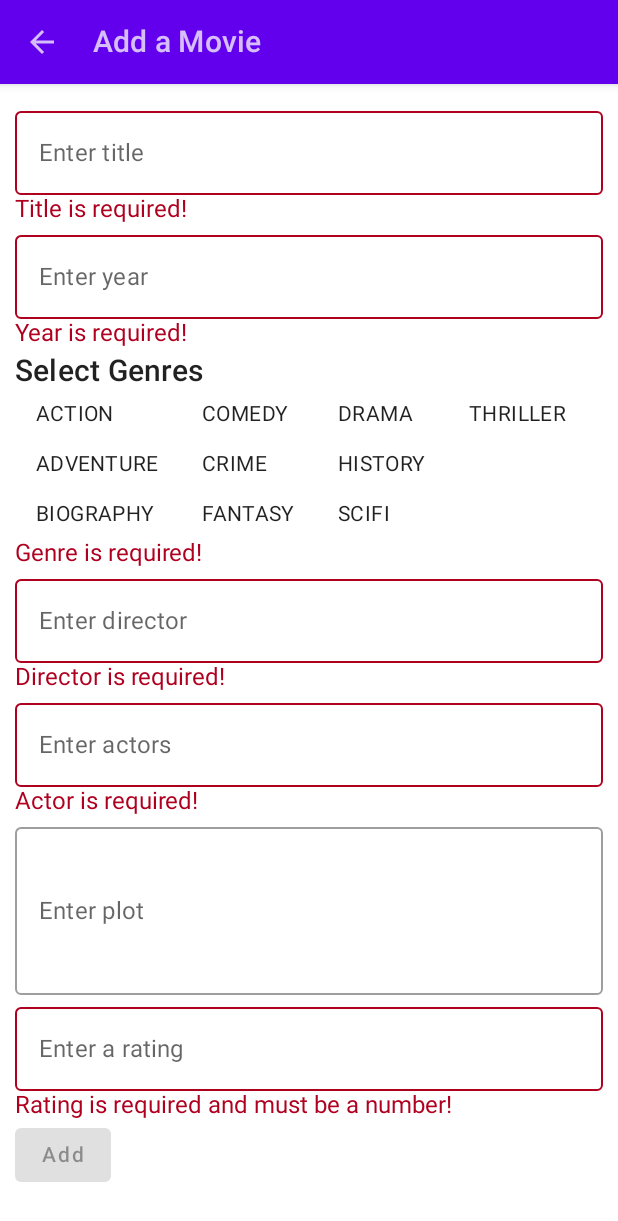
After one commit to 05DNZL20/MovieApp, an Android app built with Jetpack Compose: the AddMovieScreen screen opened through its navigation route, on a phone screen of 412 x 824 dp. The commit adds this screen. Shown: the top 1221 px of the screen. Run offline under Robolectric (Android 15) with nearby library versions, the phone set to English and light mode, and no system bars; pictures from the network do not load.

Commit message:
LD_4 Task 2 but without the perfect output for the Genres

```diff
--- /dev/null
+++ b/app/src/main/java/com/example/movieapp/models/Genre.kt
@@ -0,0 +1,14 @@
+package com.example.movieapp.models
+
+enum class Genre{
+    ACTION,
+    ADVENTURE,
+    BIOGRAPHY,
+    COMEDY,
+    CRIME,
+    FANTASY,
+    DRAMA,
+    HISTORY,
+    SCIFI,
+    THRILLER
+}
--- /dev/null
+++ b/app/src/main/java/com/example/movieapp/models/ListItemSelectable.kt
@@ -0,0 +1,6 @@
+package com.example.movieapp.models
+
+data class ListItemSelectable(
+    val title: String,
+    val isSelected: Boolean
+) :java.io.Serializable
--- a/app/src/main/java/com/example/movieapp/models/MoviesViewModel.kt
+++ b/app/src/main/java/com/example/movieapp/models/MoviesViewModel.kt
@@ -22,4 +22,16 @@ class MoviesViewModel : ViewModel() {
             _movie.isFavorite = !_movie.isFavorite
         }
     }
+
+    fun checkValidation(input: String, float: Boolean): Boolean {
+        if (!float) {
+            return input.isNotEmpty()
+        }else{
+            return input.isNotEmpty()&&input.toFloatOrNull() != null
+        }
+    }
+
+    fun addMovie(movie: Movie){
+        _movieList.add(movie)
+    }
 }
--- a/app/src/main/java/com/example/movieapp/navigation/Navigation.kt
+++ b/app/src/main/java/com/example/movieapp/navigation/Navigation.kt
@@ -30,5 +30,9 @@ fun MyNavigation(){
         composable(route = Screen.Favorite.route) {
             FavoriteScreen(navController = navController, viewModel = movieViewModel)
         }
+
+        composable(route = Screen.AddMovie.route) {
+            AddMovieScreen(navController = navController, viewModel = movieViewModel)
+        }
     }
 }
--- /dev/null
+++ b/app/src/main/java/com/example/movieapp/screens/AddMovieScreen.kt
@@ -0,0 +1,295 @@
+package com.example.movieapp.screens
+
+import androidx.compose.foundation.layout.*
+import androidx.compose.foundation.lazy.grid.GridCells
+import androidx.compose.foundation.lazy.grid.LazyHorizontalGrid
+import androidx.compose.foundation.lazy.grid.items
+import androidx.compose.foundation.rememberScrollState
+import androidx.compose.foundation.verticalScroll
+import androidx.compose.material.rememberScaffoldState
+import androidx.compose.material.*
+import androidx.compose.runtime.*
+import androidx.compose.runtime.saveable.rememberSaveable
+import androidx.compose.ui.Alignment
+import androidx.compose.ui.Modifier
+import androidx.compose.ui.res.colorResource
+import androidx.compose.ui.res.stringResource
+import androidx.compose.ui.text.style.TextAlign
+import androidx.compose.ui.unit.dp
+import androidx.navigation.NavController
+import com.example.movieapp.R
+import com.example.movieapp.models.Genre
+import com.example.movieapp.models.ListItemSelectable
+import com.example.movieapp.models.Movie
+import com.example.movieapp.models.MoviesViewModel
+import com.example.movieapp.widgets.SimpleAppBar
+
+@Composable
+fun AddMovieScreen(navController: NavController, viewModel: MoviesViewModel){
+    val scaffoldState = rememberScaffoldState()
+
+    Scaffold(
+        scaffoldState = scaffoldState,
+        topBar = {
+            SimpleAppBar(navController = navController, text = "Add a Movie",
+                homeOrNot = false)
+            }
+    ) { padding ->
+        MainContent(navController, Modifier.padding(padding), viewModel)
+    }
+}
+
+@OptIn(ExperimentalMaterialApi::class)
+@Composable
+fun MainContent(navController: NavController, modifier: Modifier = Modifier, viewModel: MoviesViewModel) {
+    Surface(
+        modifier = modifier
+            .fillMaxWidth()
+            .fillMaxHeight()
+            .padding(10.dp)
+    ) {
+
+        Column(
+            modifier = Modifier
+                .verticalScroll(rememberScrollState())
+                .fillMaxWidth(),
+            horizontalAlignment = Alignment.Start
+        ) {
+
+            var title by rememberSaveable {
+                mutableStateOf("")
+            }
+
+            var year by rememberSaveable {
+                mutableStateOf("")
+            }
+
+            val genres = Genre.values().toList()
+
+            var genreItems by rememberSaveable{
+                mutableStateOf(
+                    genres.map { genre ->
+                        ListItemSelectable(
+                            title = genre.toString(),
+                            isSelected = false
+                        )
+                    }
+                )
+            }
+
+            var director by rememberSaveable {
+                mutableStateOf("")
+            }
+
+            var actors by rememberSaveable {
+                mutableStateOf("")
+            }
+
+            var plot by rememberSaveable {
+                mutableStateOf("")
+            }
+
+            var rating by rememberSaveable {
+                mutableStateOf("")
+            }
+
+            var isEnabledSaveButton by rememberSaveable {
+                mutableStateOf(true)
+            }
+
+            var isTitleValid by rememberSaveable {
+                mutableStateOf(false) }
+
+            var isYearValid by rememberSaveable {
+                mutableStateOf(false)
+            }
+
+            var isGenreValid by rememberSaveable {
+                mutableStateOf(false)
+            }
+
+            var isDirectorValid by rememberSaveable {
+                mutableStateOf(false)
+            }
+
+            var isActorValid by rememberSaveable {
+                mutableStateOf(false)
+            }
+
+            var isRatingValid by rememberSaveable {
+                mutableStateOf(false)
+            }
+
+            var id by rememberSaveable {
+                mutableStateOf(0)
+            }
+
+            Column() {
+                OutlinedTextField(
+                    value = title,
+                    singleLine = true,
+                    modifier = Modifier
+                        .fillMaxWidth(),
+                    onValueChange = {
+                        title = it
+                        isTitleValid = viewModel.checkValidation(it,false)
+                    },
+                    label = {
+                        Text(text = "Enter title")
+                    },
+                    isError = !isTitleValid
+                )
+
+                if (!isTitleValid) {
+                    Text(text = "Title is required!", color = MaterialTheme.colors.error)
+                }
+            }
+
+            Column() {
+                OutlinedTextField(
+                    value = year,
+                    singleLine = true,
+                    modifier = Modifier.fillMaxWidth(),
+                    onValueChange = {
+                        year = it
+                        isYearValid = viewModel.checkValidation(it,false)
+                    },
+                    label = { Text(text = "Enter year") },
+                    isError = !isYearValid
+                )
+                if (!isYearValid) {
+                    Text(text = "Year is required!", color = MaterialTheme.colors.error)
+                }
+            }
+
+
+            Column() {
+                Text(
+                    modifier = Modifier.padding(top = 4.dp),
+                    text = "Select Genres",
+                    textAlign = TextAlign.Start,
+                    style = MaterialTheme.typography.h6
+                )
+
+                LazyHorizontalGrid(
+                    modifier = Modifier.height(100.dp),
+                    rows = GridCells.Fixed(3)
+                ) {
+                    items(genreItems) { genreItem ->
+                        Chip(
+                            modifier = Modifier.padding(2.dp),
+                            colors = ChipDefaults.chipColors(
+                                backgroundColor = if (genreItem.isSelected)
+                                    colorResource(id = R.color.purple_200)
+                                else
+                                    colorResource(id = R.color.white)
+                            ),
+                            onClick = {
+                                genreItems = genreItems.map {
+                                    if (it.title == genreItem.title) {
+                                        genreItem.copy(isSelected = !genreItem.isSelected)
+                                    } else {
+                                        it
+                                    }
+                                }
+                                isGenreValid = genreItems.any { it.isSelected }
+                            }
+                        ) {
+                            Text(text = genreItem.title)
+                        }
+                    }
+                }
+
+                if (!isGenreValid) {
+                    Text(text = "Genre is required!", color = MaterialTheme.colors.error)
+                }
+            }
+
+            Column() {
+                OutlinedTextField(
+                    value = director,
+                    singleLine = true,
+                    modifier = Modifier.fillMaxWidth(),
+                    onValueChange = {
+                        director = it
+                        isDirectorValid = viewModel.checkValidation(it,false) },
+                    label = { Text(stringResource(R.string.enter_director)) },
+                    isError = !isDirectorValid
+                )
+                if (!isDirectorValid) {
+                    Text(text = "Director is required!", color = MaterialTheme.colors.error)
+                }
+            }
+
+            Column() {
+                OutlinedTextField(
+                    value = actors,
+                    modifier = Modifier.fillMaxWidth(),
+                    onValueChange = {
+                        actors = it
+                        isActorValid = viewModel.checkValidation(it,false)},
+                    label = { Text(stringResource(R.string.enter_actors)) },
+                    isError = !isActorValid
+                )
+                if (!isActorValid) {
+                    Text(text = "Actor is required!", color = MaterialTheme.colors.error)
+                }
+            }
+
+            Column() {
+                OutlinedTextField(
+                    value = plot,
+                    singleLine = true,
+                    modifier = Modifier
+                        .fillMaxWidth()
+                        .height(120.dp),
+                    onValueChange = { plot = it },
+                    label = {
+                        Text(
+                            textAlign = TextAlign.Start,
+                            text = stringResource(R.string.enter_plot)
+                        )
+                    },
+                    isError = false
+                )
+            }
+
+            Column() {
+                OutlinedTextField(
+                    value = rating,
+                    singleLine = true,
+                    modifier = Modifier.fillMaxWidth(),
+                    onValueChange = {
+                        rating = if (it.startsWith("0")) {
+                            ""
+                        } else {
+                            it
+                        }
+                        isRatingValid = viewModel.checkValidation(it,true)
+                    },
+                    label = { Text(stringResource(R.string.enter_rating)) },
+                    isError = !isRatingValid
+                )
+                if (!isRatingValid) {
+                    Text(text = "Rating is required and must be a number!", color = MaterialTheme.colors.error)
+                }
+            }
+
+            isEnabledSaveButton = isTitleValid && isYearValid && isGenreValid && isDirectorValid
+                    && isActorValid && isRatingValid
+
+            Button(
+                enabled = isEnabledSaveButton,
+                onClick = { viewModel.addMovie( Movie(id = "${id+1}",title = title, year = year,
+                    genre = genreItems.toString(),
+                    director = director, actors = actors, plot = plot,
+                    images = listOf("https://t3.ftcdn.net/jpg/02/48/42/64/360_F_248426448_NVKLywWqArG2ADUxDq6QprtIzsF82dMF.jpg"),
+                    rating = rating.toFloat(), initialChecked = false))
+
+                    navController.navigate(route = Screen.Home.route)})
+            {
+                Text(text = stringResource(R.string.add))
+            }
+        }
+    }
+}
--- a/app/src/main/java/com/example/movieapp/screens/Screen.kt
+++ b/app/src/main/java/com/example/movieapp/screens/Screen.kt
@@ -10,4 +10,6 @@ sealed class Screen(val route: String) {
         }
     }
     object Favorite: Screen(route = "favoritescreen")
+
+    object AddMovie: Screen(route = "addMovie")
 }
--- a/app/src/main/java/com/example/movieapp/widgets/SimpleAppBar.kt
+++ b/app/src/main/java/com/example/movieapp/widgets/SimpleAppBar.kt
@@ -66,10 +66,17 @@ fun ShowMoreVert(navController: NavController){
                 onDismissRequest = { expanded = !expanded },
             ) {
                 DropdownMenuItem(onClick = { expanded = !expanded
+                    navController.navigate(route = Screen.AddMovie.route)}) {
+                    Icon(imageVector = Icons.Default.Edit,
+                        contentDescription = "Add Movie",
+                        Modifier.padding(end = 5.dp))
+                    Text(text = "Add Movie")
+                }
+                DropdownMenuItem(onClick = { expanded = !expanded
                     navController.navigate(route = Screen.Favorite.route)}) {
                     Icon(imageVector = Icons.Default.Favorite,
                         contentDescription = "Favourites",
-                        Modifier.padding(0.dp,0.dp,5.dp,0.dp))
+                        Modifier.padding(end = 5.dp))
                     Text(text = "Favourites")
                 }
             }
--- a/app/src/main/res/values/strings.xml
+++ b/app/src/main/res/values/strings.xml
@@ -1,3 +1,13 @@
 <resources>
     <string name="app_name">MovieApp</string>
+    <string name="movie_poster">Movie Poster</string>
+    <string name="add_movie">Add a Movie</string>
+    <string name="enter_movie_title">Enter title</string>
+    <string name="enter_movie_year">Enter year</string>
+    <string name="enter_director">Enter director</string>
+    <string name="enter_actors">Enter actors</string>
+    <string name="enter_plot">Enter plot</string>
+    <string name="enter_rating">Enter a rating</string>
+    <string name="select_genres">Select Genres</string>
+    <string name="add">Add</string>
 </resources>
```
